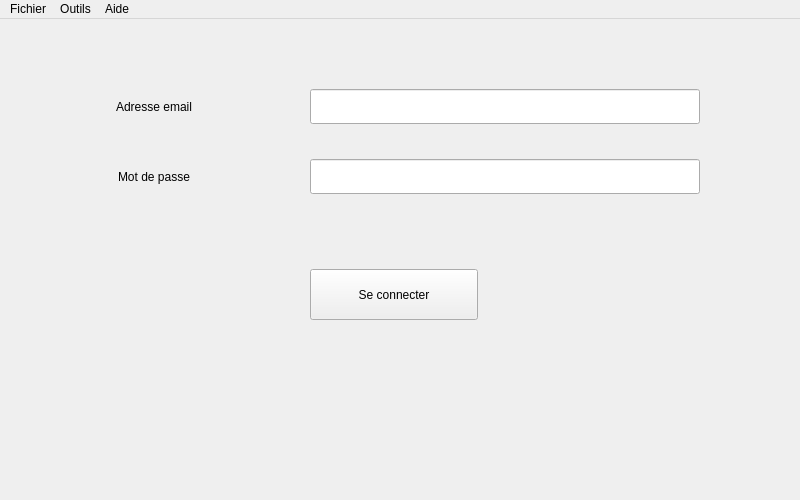
Before: the Qt Designer form Interface_graphique/PyQt/UI/fenetreAccueil.ui in MindPass/Code, drawn with Qt 5.
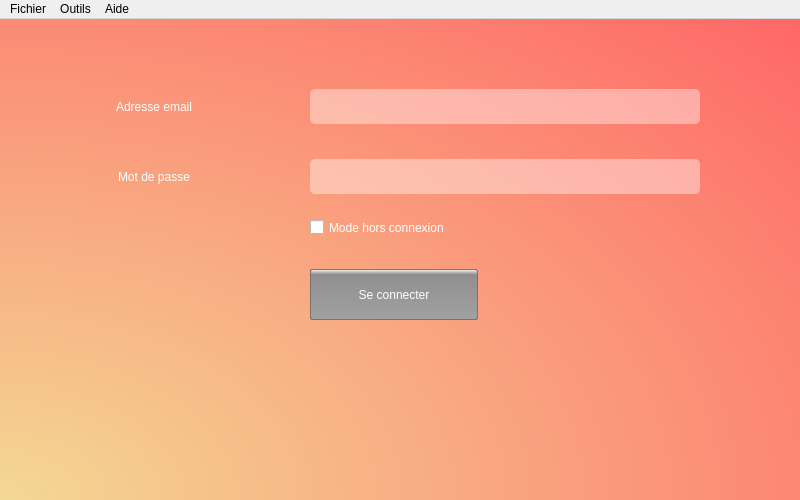
After: the same form once the commit is applied. Icons and pictures are not drawn.

Patch:
```diff
--- a/Interface_graphique/PyQt/UI/fenetreAccueil.ui
+++ b/Interface_graphique/PyQt/UI/fenetreAccueil.ui
@@ -30,7 +30,48 @@
     <normaloff>../ressources/MindPass-icone.png</normaloff>../ressources/MindPass-icone.png</iconset>
   </property>
   <property name="styleSheet">
-   <string notr="true"/>
+   <string notr="true">QMainWindow {
+	background: qradialgradient(spread:pad, cx:0, cy:1, radius:1.406, fx:0, fy:1, stop:0 rgba(244, 216, 148, 255), stop:1 rgba(255, 102, 102, 255));
+}
+
+QLabel, QCheckBox {
+	color: white;
+}
+
+QLineEdit {
+	background: rgba(255,255,255,100);
+	border: none;
+	border-radius: 5px;
+	color: white;
+	padding-left: 10px;
+}
+
+QLineEdit:hover {
+	background: rgba(255,255,255,75);
+}
+
+QPushButton {
+	border-radius: 2px;
+	padding: 0.2em 0.2em 0.3em 0.2em;
+	border: 1px solid rgba(100, 100, 100, 200);
+	background: qlineargradient(x1:0, y1:0, x2:0, y2:1, stop:0 #f4f4f4, stop:0.1 #8F8F8F, stop:1 #a1a1a1);
+	color: white;
+}
+
+QPushButton:hover {
+	border: 1px solid rgba(255, 255, 255, 255);
+
+}
+
+QPushButton:pressed {
+	border-radius: 2px;
+	padding: 0.2em 0.2em 0.3em 0.2em;
+	border: 1px solid rgba(100, 100, 100, 200);
+	background: qlineargradient(x1:0, y1:0, x2:0, y2:1, stop:0 #a1a1a1, stop:0.1 #8F8F8F, stop:1 #f4f4f4);
+	color: white;
+}
+
+</string>
   </property>
   <widget class="QWidget" name="centralwidget">
    <widget class="QPushButton" name="pushButton">
@@ -117,6 +158,19 @@
      <set>Qt::AlignCenter</set>
     </property>
    </widget>
+   <widget class="QCheckBox" name="horsConnexion">
+    <property name="geometry">
+     <rect>
+      <x>310</x>
+      <y>200</y>
+      <width>161</width>
+      <height>17</height>
+     </rect>
+    </property>
+    <property name="text">
+     <string>Mode hors connexion</string>
+    </property>
+   </widget>
   </widget>
   <widget class="QMenuBar" name="menubar">
    <property name="geometry">
```
Left out of the diff: 2 changed lines with no effect on the pictures.
